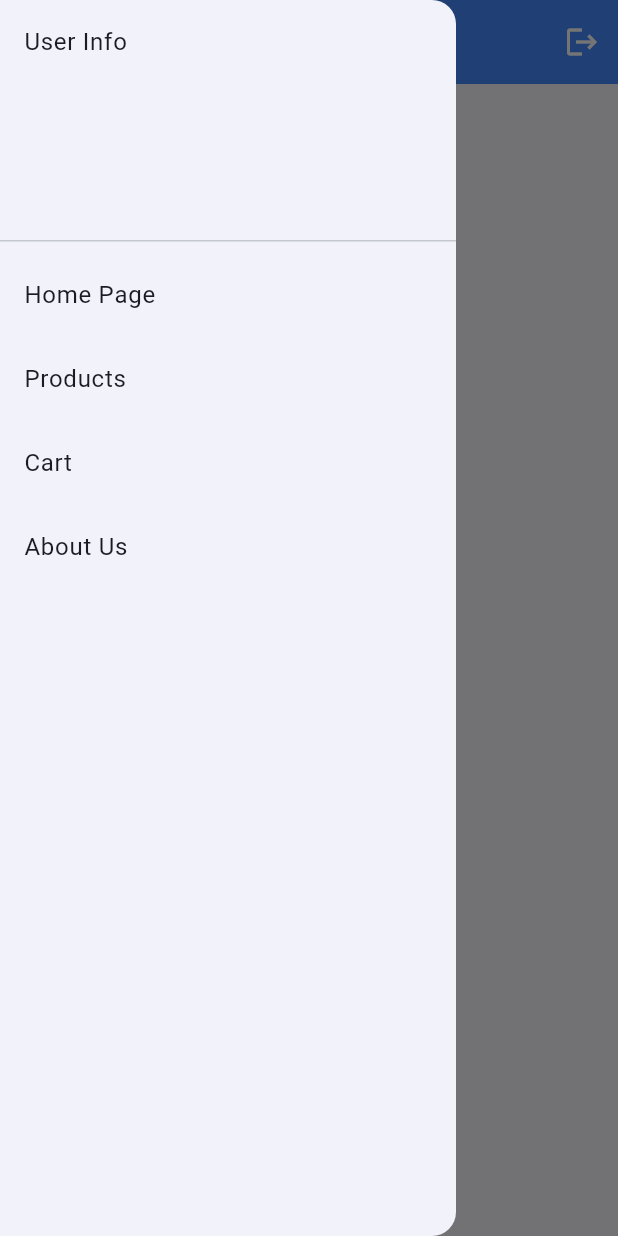
After one commit to JohnWong1429/flutter_e_commerce_app, a Flutter app: the HomePage screen opened by its route, with the side drawer open, on a phone screen of 412 x 824 dp. The commit adds this screen. Run offline on Flutter 3.47's test engine with Material 2 defaults, Android fonts, the phone set to English and light mode, and no system bars; our stand-ins replace flutter_keyboard_visibility.

Commit message:
Add SideBar to HomePage

```diff
--- a/lib/content_page.dart
+++ b/lib/pages/home_page.dart
@@ -1,27 +1,27 @@
 import 'package:flutter/material.dart';
-import 'package:my_e_commerce_app/login_page.dart';
+import 'package:my_e_commerce_app/pages/login_page.dart';
+import 'package:my_e_commerce_app/widgets/sidebar.dart';
 
-class ContentPage extends StatelessWidget {
-  const ContentPage({super.key});
-  static const routeName = 'content_page';
+class HomePage extends StatelessWidget {
+  const HomePage({super.key});
+  static const routeName = 'home_page';
 
   @override
   Widget build(BuildContext context) {
     return Scaffold(
       appBar: AppBar(
         title: const Text(
-          'Content Page',
+          'Home Page',
           style: TextStyle(
             color: Colors.white,
             fontSize: 28,
           ),
         ),
+        iconTheme: const IconThemeData(
+          color: Colors.white,
+        ),
         centerTitle: true,
         backgroundColor: Colors.blueAccent,
-        automaticallyImplyLeading: false,
-        actionsIconTheme: const IconThemeData(
-          color: Colors.white,
-        ),
         actions: [
           IconButton(
             onPressed: () {
@@ -33,6 +33,7 @@ class ContentPage extends StatelessWidget {
           ),
         ],
       ),
+      drawer: const SideBar(),
     );
   }
 }
--- a/lib/login_page.dart
+++ b/lib/pages/login_page.dart
@@ -1,7 +1,8 @@
 import 'package:flutter/material.dart';
-import 'package:my_e_commerce_app/content_page.dart';
 import 'package:my_e_commerce_app/services/api_call.dart';
 import 'package:my_e_commerce_app/widgets/input_field.dart';
+
+import 'home_page.dart';
 
 class LoginPage extends StatefulWidget {
   const LoginPage({super.key});
@@ -132,7 +133,7 @@ class _LoginPageState extends State<LoginPage> {
                             });
                             if (result != null) {
                               Navigator.of(context)
-                                  .pushNamed(ContentPage.routeName);
+                                  .pushNamed(HomePage.routeName);
                             } else {
                               setState(() {
                                 _hasError = true;
--- /dev/null
+++ b/lib/widgets/sidebar.dart
@@ -0,0 +1,31 @@
+import 'package:flutter/material.dart';
+
+class SideBar extends StatelessWidget {
+  const SideBar({super.key});
+
+  @override
+  Widget build(BuildContext context) {
+    return Drawer(
+      child: ListView(
+        padding: EdgeInsets.zero,
+        children: const [
+          DrawerHeader(
+            child: Text('User Info'),
+          ),
+          ListTile(
+            title: Text('Home Page'),
+          ),
+          ListTile(
+            title: Text('Products'),
+          ),
+          ListTile(
+            title: Text('Cart'),
+          ),
+          ListTile(
+            title: Text('About Us'),
+          ),
+        ],
+      ),
+    );
+  }
+}
```
Also changed, not shown: lib/main.dart (+4 -4 lines).
